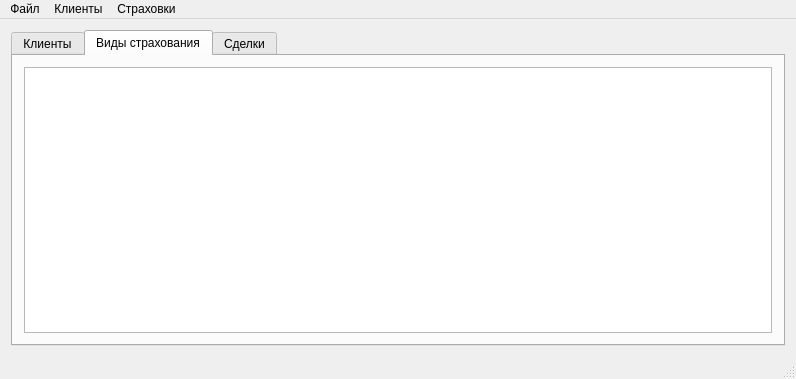
The window that mainwindow.ui (RazorNd/Insurance) describes before a commit, drawn with Qt 5.
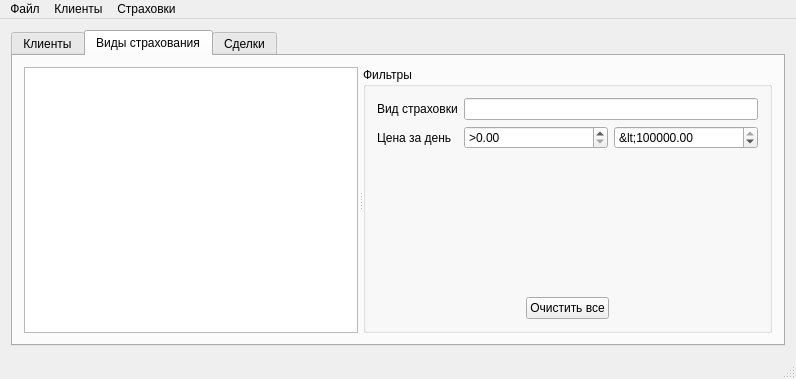
The same window after the commit. The open tabs and pages were chosen to show the change.

Commit message: Create filter for insurance type. This close #4

Patch:
```diff
--- a/mainwindow.ui
+++ b/mainwindow.ui
@@ -164,21 +164,138 @@
        <attribute name="title">
         <string>Виды страхования</string>
        </attribute>
-       <layout class="QGridLayout" name="gridLayout_3">
-        <item row="0" column="0">
-         <widget class="QTableView" name="insuranceTypeView">
-          <property name="editTriggers">
-           <set>QAbstractItemView::NoEditTriggers</set>
+       <layout class="QHBoxLayout" name="horizontalLayout_5">
+        <item>
+         <widget class="QSplitter" name="splitter_2">
+          <property name="orientation">
+           <enum>Qt::Horizontal</enum>
           </property>
-          <property name="selectionBehavior">
-           <enum>QAbstractItemView::SelectRows</enum>
+          <property name="handleWidth">
+           <number>5</number>
           </property>
-          <property name="sortingEnabled">
-           <bool>true</bool>
-          </property>
-          <attribute name="horizontalHeaderCascadingSectionResizes">
-           <bool>true</bool>
-          </attribute>
+          <widget class="QTableView" name="insuranceTypeView">
+           <property name="editTriggers">
+            <set>QAbstractItemView::NoEditTriggers</set>
+           </property>
+           <property name="selectionBehavior">
+            <enum>QAbstractItemView::SelectRows</enum>
+           </property>
+           <property name="sortingEnabled">
+            <bool>true</bool>
+           </property>
+           <attribute name="horizontalHeaderCascadingSectionResizes">
+            <bool>true</bool>
+           </attribute>
+          </widget>
+          <widget class="QGroupBox" name="intTypeGroupBox">
+           <property name="title">
+            <string>Фильтры</string>
+           </property>
+           <layout class="QVBoxLayout" name="verticalLayout" stretch="0,0,0">
+            <item>
+             <layout class="QFormLayout" name="formLayout_2">
+              <item row="0" column="0">
+               <widget class="QLabel" name="label_4">
+                <property name="text">
+                 <string>Вид страховки</string>
+                </property>
+               </widget>
+              </item>
+              <item row="0" column="1">
+               <widget class="QLineEdit" name="insTypeNameFilter">
+                <property name="clearButtonEnabled">
+                 <bool>true</bool>
+                </property>
+               </widget>
+              </item>
+              <item row="1" column="0">
+               <widget class="QLabel" name="label_5">
+                <property name="text">
+                 <string>Цена за день</string>
+                </property>
+               </widget>
+              </item>
+              <item row="1" column="1">
+               <layout class="QHBoxLayout" name="horizontalLayout_6">
+                <item>
+                 <widget class="QDoubleSpinBox" name="priceForDayFIlterMore">
+                  <property name="prefix">
+                   <string>&gt;</string>
+                  </property>
+                  <property name="maximum">
+                   <double>1000000.000000000000000</double>
+                  </property>
+                 </widget>
+                </item>
+                <item>
+                 <widget class="QDoubleSpinBox" name="priceForDayFIlterLess">
+                  <property name="prefix">
+                   <string>&lt;</string>
+                  </property>
+                  <property name="maximum">
+                   <double>1000000.000000000000000</double>
+                  </property>
+                  <property name="value">
+                   <double>1000000.000000000000000</double>
+                  </property>
+                 </widget>
+                </item>
+               </layout>
+              </item>
+             </layout>
+            </item>
+            <item>
+             <spacer name="verticalSpacer_2">
+              <property name="orientation">
+               <enum>Qt::Vertical</enum>
+              </property>
+              <property name="sizeHint" stdset="0">
+               <size>
+                <width>20</width>
+                <height>156</height>
+               </size>
+              </property>
+             </spacer>
+            </item>
+            <item>
+             <layout class="QHBoxLayout" name="horizontalLayout_4">
+              <item>
+               <spacer name="horizontalSpacer_3">
+                <property name="orientation">
+                 <enum>Qt::Horizontal</enum>
+                </property>
+                <property name="sizeHint" stdset="0">
+                 <size>
+                  <width>40</width>
+                  <height>20</height>
+                 </size>
+                </property>
+               </spacer>
+              </item>
+              <item>
+               <widget class="QPushButton" name="insTypeClearFilterButton">
+                <property name="text">
+                 <string>Очистить все</string>
+                </property>
+               </widget>
+              </item>
+              <item>
+               <spacer name="horizontalSpacer_4">
+                <property name="orientation">
+                 <enum>Qt::Horizontal</enum>
+                </property>
+                <property name="sizeHint" stdset="0">
+                 <size>
+                  <width>40</width>
+                  <height>20</height>
+                 </size>
+                </property>
+               </spacer>
+              </item>
+             </layout>
+            </item>
+           </layout>
+          </widget>
          </widget>
         </item>
        </layout>
```
Left out of the diff: 40 changed lines with no effect on the pictures. The commit also changes 5 other files.
